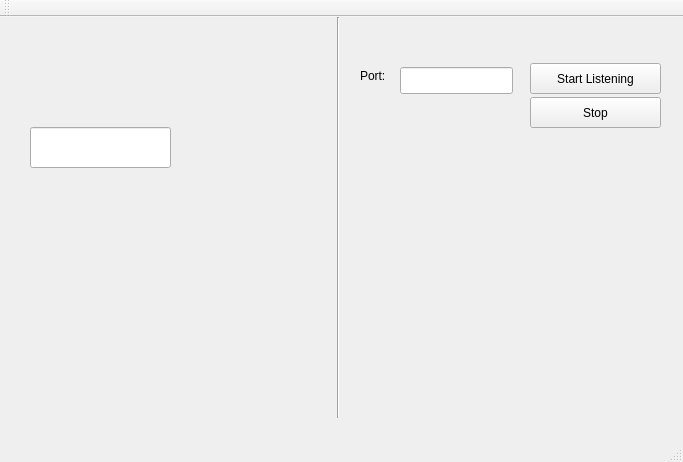
Before: the Qt Designer form mainwindow.ui in ghaemisr/MicroProject_Python, drawn with Qt 5.
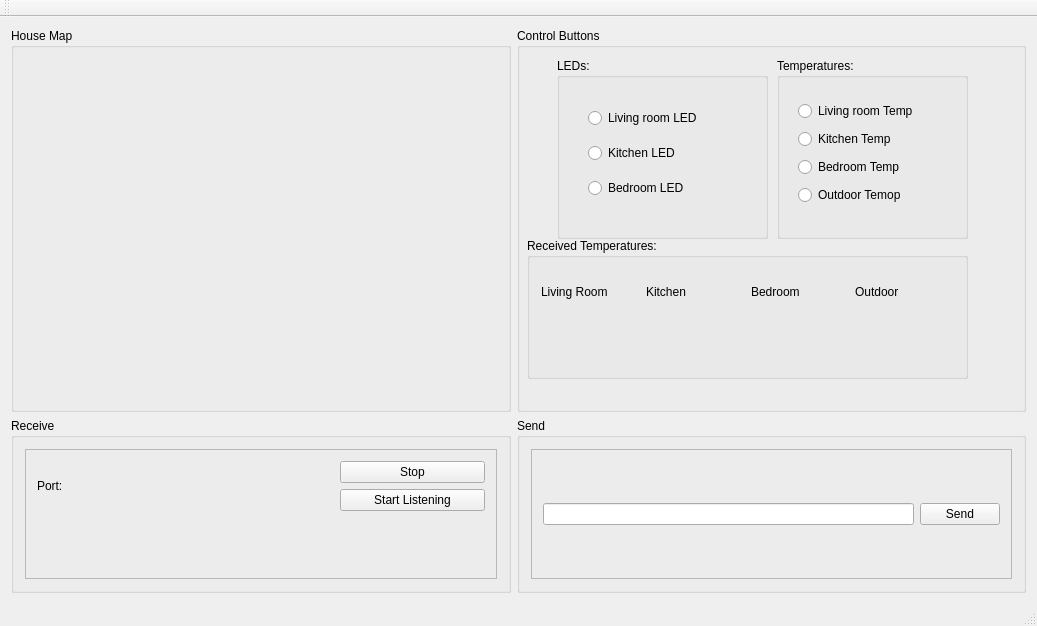
After: the same form once the commit is applied.

```diff
--- a/mainwindow.ui
+++ b/mainwindow.ui
@@ -6,86 +6,413 @@
    <rect>
     <x>0</x>
     <y>0</y>
-    <width>683</width>
-    <height>462</height>
+    <width>1037</width>
+    <height>626</height>
    </rect>
   </property>
   <property name="windowTitle">
    <string>MainWindow</string>
   </property>
   <widget class="QWidget" name="centralWidget">
-   <widget class="QPushButton" name="startListening_pushButton">
-    <property name="geometry">
-     <rect>
-      <x>530</x>
-      <y>46</y>
-      <width>131</width>
-      <height>31</height>
-     </rect>
-    </property>
-    <property name="text">
-     <string>Start Listening</string>
-    </property>
-   </widget>
-   <widget class="QPushButton" name="stop_pushButton">
-    <property name="geometry">
-     <rect>
-      <x>530</x>
-      <y>80</y>
-      <width>131</width>
-      <height>31</height>
-     </rect>
-    </property>
-    <property name="text">
-     <string>Stop</string>
-    </property>
-   </widget>
-   <widget class="Line" name="line">
-    <property name="geometry">
-     <rect>
-      <x>330</x>
-      <y>0</y>
-      <width>16</width>
-      <height>401</height>
-     </rect>
-    </property>
-    <property name="orientation">
-     <enum>Qt::Vertical</enum>
-    </property>
-   </widget>
-   <widget class="QLineEdit" name="lineEdit">
-    <property name="geometry">
-     <rect>
-      <x>30</x>
-      <y>110</y>
-      <width>141</width>
-      <height>41</height>
-     </rect>
-    </property>
-   </widget>
-   <widget class="QLineEdit" name="lineEdit_2">
-    <property name="geometry">
-     <rect>
-      <x>400</x>
-      <y>50</y>
-      <width>113</width>
-      <height>27</height>
-     </rect>
-    </property>
-   </widget>
-   <widget class="QLabel" name="label">
-    <property name="geometry">
-     <rect>
-      <x>360</x>
-      <y>50</y>
-      <width>41</width>
-      <height>17</height>
-     </rect>
-    </property>
-    <property name="text">
-     <string>Port: </string>
-    </property>
-   </widget>
+   <layout class="QFormLayout" name="formLayout">
+    <item row="1" column="0">
+     <widget class="QGroupBox" name="groupBox_4">
+      <property name="sizePolicy">
+       <sizepolicy hsizetype="Minimum" vsizetype="Minimum">
+        <horstretch>38</horstretch>
+        <verstretch>200</verstretch>
+       </sizepolicy>
+      </property>
+      <property name="minimumSize">
+       <size>
+        <width>500</width>
+        <height>250</height>
+       </size>
+      </property>
+      <property name="title">
+       <string>House Map</string>
+      </property>
+      <layout class="QVBoxLayout" name="verticalLayout_3">
+       <item>
+        <widget class="QLabel" name="Image_label">
+         <property name="text">
+          <string/>
+         </property>
+        </widget>
+       </item>
+      </layout>
+     </widget>
+    </item>
+    <item row="1" column="1">
+     <widget class="QGroupBox" name="groupBox_3">
+      <property name="sizePolicy">
+       <sizepolicy hsizetype="Minimum" vsizetype="Minimum">
+        <horstretch>0</horstretch>
+        <verstretch>0</verstretch>
+       </sizepolicy>
+      </property>
+      <property name="minimumSize">
+       <size>
+        <width>350</width>
+        <height>200</height>
+       </size>
+      </property>
+      <property name="title">
+       <string>Control Buttons</string>
+      </property>
+      <widget class="QGroupBox" name="groupBox_6">
+       <property name="geometry">
+        <rect>
+         <x>260</x>
+         <y>30</y>
+         <width>191</width>
+         <height>181</height>
+        </rect>
+       </property>
+       <property name="title">
+        <string>Temperatures:</string>
+       </property>
+       <widget class="QWidget" name="layoutWidget">
+        <property name="geometry">
+         <rect>
+          <x>10</x>
+          <y>30</y>
+          <width>171</width>
+          <height>131</height>
+         </rect>
+        </property>
+        <layout class="QVBoxLayout" name="verticalLayout_6">
+         <item>
+          <widget class="QRadioButton" name="lRoomT_radioButton">
+           <property name="text">
+            <string>Living room Temp</string>
+           </property>
+           <property name="autoExclusive">
+            <bool>false</bool>
+           </property>
+          </widget>
+         </item>
+         <item>
+          <widget class="QRadioButton" name="kRoomT_radioButton">
+           <property name="text">
+            <string>Kitchen Temp</string>
+           </property>
+           <property name="autoExclusive">
+            <bool>false</bool>
+           </property>
+          </widget>
+         </item>
+         <item>
+          <widget class="QRadioButton" name="bRoomT_radioButton">
+           <property name="text">
+            <string>Bedroom Temp</string>
+           </property>
+           <property name="autoExclusive">
+            <bool>false</bool>
+           </property>
+          </widget>
+         </item>
+         <item>
+          <widget class="QRadioButton" name="oRoomT_radioButton">
+           <property name="text">
+            <string>Outdoor Temop</string>
+           </property>
+          </widget>
+         </item>
+        </layout>
+       </widget>
+      </widget>
+      <widget class="QGroupBox" name="groupBox_8">
+       <property name="geometry">
+        <rect>
+         <x>10</x>
+         <y>210</y>
+         <width>441</width>
+         <height>141</height>
+        </rect>
+       </property>
+       <property name="title">
+        <string>Received Temperatures:</string>
+       </property>
+       <layout class="QVBoxLayout" name="verticalLayout_9">
+        <item>
+         <layout class="QVBoxLayout" name="verticalLayout_8">
+          <item>
+           <layout class="QHBoxLayout" name="horizontalLayout_2">
+            <item>
+             <widget class="QLabel" name="lRoom_label">
+              <property name="text">
+               <string>Living Room</string>
+              </property>
+             </widget>
+            </item>
+            <item>
+             <widget class="QLabel" name="kRoom_label">
+              <property name="text">
+               <string>Kitchen</string>
+              </property>
+             </widget>
+            </item>
+            <item>
+             <widget class="QLabel" name="bRoom_label">
+              <property name="text">
+               <string>Bedroom</string>
+              </property>
+             </widget>
+            </item>
+            <item>
+             <widget class="QLabel" name="oRoom_label">
+              <property name="text">
+               <string>Outdoor</string>
+              </property>
+             </widget>
+            </item>
+           </layout>
+          </item>
+          <item>
+           <layout class="QHBoxLayout" name="horizontalLayout_3">
+            <item>
+             <widget class="QLabel" name="lRoomT_label">
+              <property name="text">
+               <string/>
+              </property>
+             </widget>
+            </item>
+            <item>
+             <widget class="QLabel" name="kRoomT_label">
+              <property name="text">
+               <string/>
+              </property>
+             </widget>
+            </item>
+            <item>
+             <widget class="QLabel" name="bRoomT_label">
+              <property name="text">
+               <string/>
+              </property>
+             </widget>
+            </item>
+            <item>
+             <widget class="QLabel" name="oRoomT_label">
+              <property name="text">
+               <string/>
+              </property>
+             </widget>
+            </item>
+           </layout>
+          </item>
+         </layout>
+        </item>
+       </layout>
+      </widget>
+      <widget class="QGroupBox" name="groupBox_7">
+       <property name="geometry">
+        <rect>
+         <x>40</x>
+         <y>30</y>
+         <width>211</width>
+         <height>181</height>
+        </rect>
+       </property>
+       <property name="title">
+        <string>LEDs:</string>
+       </property>
+       <widget class="QWidget" name="layoutWidget_2">
+        <property name="geometry">
+         <rect>
+          <x>20</x>
+          <y>30</y>
+          <width>161</width>
+          <height>131</height>
+         </rect>
+        </property>
+        <layout class="QVBoxLayout" name="verticalLayout_7">
+         <item>
+          <widget class="QRadioButton" name="lRoom_radioButton">
+           <property name="text">
+            <string>Living room LED</string>
+           </property>
+           <property name="autoExclusive">
+            <bool>false</bool>
+           </property>
+          </widget>
+         </item>
+         <item>
+          <widget class="QRadioButton" name="kRoom_radioButton">
+           <property name="text">
+            <string>Kitchen LED</string>
+           </property>
+           <property name="autoExclusive">
+            <bool>false</bool>
+           </property>
+          </widget>
+         </item>
+         <item>
+          <widget class="QRadioButton" name="bRoom_radioButton">
+           <property name="text">
+            <string>Bedroom LED</string>
+           </property>
+           <property name="autoExclusive">
+            <bool>false</bool>
+           </property>
+          </widget>
+         </item>
+        </layout>
+       </widget>
+      </widget>
+     </widget>
+    </item>
+    <item row="2" column="0">
+     <widget class="QGroupBox" name="groupBox_2">
+      <property name="sizePolicy">
+       <sizepolicy hsizetype="Minimum" vsizetype="Minimum">
+        <horstretch>0</horstretch>
+        <verstretch>0</verstretch>
+       </sizepolicy>
+      </property>
+      <property name="minimumSize">
+       <size>
+        <width>500</width>
+        <height>0</height>
+       </size>
+      </property>
+      <property name="title">
+       <string>Receive</string>
+      </property>
+      <layout class="QVBoxLayout" name="verticalLayout_2">
+       <item>
+        <widget class="QFrame" name="frame">
+         <property name="frameShape">
+          <enum>QFrame::StyledPanel</enum>
+         </property>
+         <property name="frameShadow">
+          <enum>QFrame::Raised</enum>
+         </property>
+         <layout class="QVBoxLayout" name="verticalLayout_4">
+          <item>
+           <layout class="QHBoxLayout" name="horizontalLayout">
+            <item>
+             <widget class="QLabel" name="label">
+              <property name="text">
+               <string>Port: </string>
+              </property>
+             </widget>
+            </item>
+            <item>
+             <widget class="QLabel" name="port_label">
+              <property name="minimumSize">
+               <size>
+                <width>125</width>
+                <height>0</height>
+               </size>
+              </property>
+              <property name="text">
+               <string/>
+              </property>
+             </widget>
+            </item>
+            <item>
+             <layout class="QVBoxLayout" name="verticalLayout">
+              <item>
+               <widget class="QPushButton" name="stop_pushButton">
+                <property name="text">
+                 <string>Stop</string>
+                </property>
+               </widget>
+              </item>
+              <item>
+               <widget class="QPushButton" name="startListening_pushButton">
+                <property name="autoFillBackground">
+                 <bool>false</bool>
+                </property>
+                <property name="text">
+                 <string>Start Listening</string>
+                </property>
+                <property name="checkable">
+                 <bool>false</bool>
+                </property>
+                <property name="autoDefault">
+                 <bool>false</bool>
+                </property>
+                <property name="default">
+                 <bool>false</bool>
+                </property>
+                <property name="flat">
+                 <bool>false</bool>
+                </property>
+               </widget>
+              </item>
+             </layout>
+            </item>
+           </layout>
+          </item>
+          <item>
+           <widget class="QLabel" name="receive_label">
+            <property name="sizePolicy">
+             <sizepolicy hsizetype="Minimum" vsizetype="Minimum">
+              <horstretch>0</horstretch>
+              <verstretch>0</verstretch>
+             </sizepolicy>
+            </property>
+            <property name="minimumSize">
+             <size>
+              <width>296</width>
+              <height>50</height>
+             </size>
+            </property>
+            <property name="maximumSize">
+             <size>
+              <width>16777215</width>
+              <height>171</height>
+             </size>
+            </property>
+            <property name="text">
+             <string/>
+            </property>
+           </widget>
+          </item>
+         </layout>
+        </widget>
+       </item>
+      </layout>
+     </widget>
+    </item>
+    <item row="2" column="1">
+     <widget class="QGroupBox" name="groupBox">
+      <property name="title">
+       <string>Send</string>
+      </property>
+      <layout class="QGridLayout" name="gridLayout_2">
+       <item row="0" column="0">
+        <widget class="QFrame" name="frame_2">
+         <property name="frameShape">
+          <enum>QFrame::StyledPanel</enum>
+         </property>
+         <property name="frameShadow">
+          <enum>QFrame::Raised</enum>
+         </property>
+         <layout class="QGridLayout" name="gridLayout_3">
+          <item row="0" column="0">
+           <layout class="QGridLayout" name="gridLayout_4">
+            <item row="0" column="0">
+             <widget class="QLineEdit" name="send_lineEdit"/>
+            </item>
+            <item row="0" column="1">
+             <widget class="QPushButton" name="send_pushButton">
+              <property name="text">
+               <string>Send</string>
+              </property>
+             </widget>
+            </item>
+           </layout>
+          </item>
+         </layout>
+        </widget>
+       </item>
+      </layout>
+     </widget>
+    </item>
+   </layout>
   </widget>
   <widget class="QMenuBar" name="menuBar">
    <property name="geometry">
```
Left out of the diff: 2 changed lines with no effect on the pictures.
